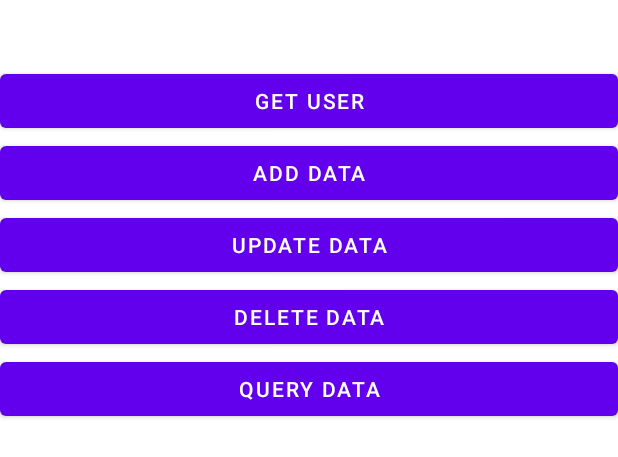
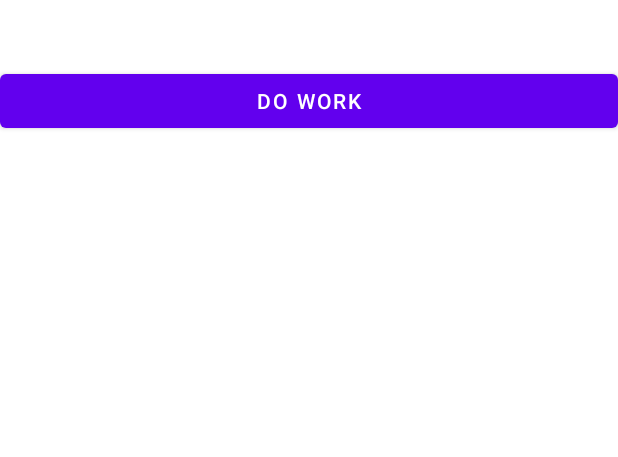
Before and after one commit to QminCode/Jetpack-demo, an Android app: the layout activity_main.xml on its own in the app's theme, with its tools: preview values and no code run, on a phone screen of 412 x 824 dp. Shown: the top 457 px of the screen. Run offline under Robolectric (Android 15) with nearby library versions, the phone set to English and light mode, and no system bars.

Commit message:
Jetpeck的学习代码

```diff
--- a/app/src/main/java/com/yzy/kotlintest/SimpleWorker.kt
+++ b/app/src/main/java/com/yzy/kotlintest/SimpleWorker.kt
@@ -12,6 +12,7 @@ import androidx.work.WorkerParameters
  * @version:
  */
 class SimpleWorker(context: Context,params: WorkerParameters):Worker(context,params) {
+    //doWork()方法不会运行在主线程中，我们可以放心实现各种逻辑。
     override fun doWork(): Result {
         Log.d("SimpleWorker", "do work in SimpleWorker")
         return Result.success()
--- a/app/src/main/res/layout/activity_main.xml
+++ b/app/src/main/res/layout/activity_main.xml
@@ -21,34 +21,40 @@
 <!--        android:layout_height="wrap_content"-->
 <!--        android:layout_gravity="center_horizontal"-->
 <!--        android:text="Clear"/>-->
+<!--    <Button-->
+<!--        android:id="@+id/getUserBtn"-->
+<!--        android:layout_width="match_parent"-->
+<!--        android:layout_height="wrap_content"-->
+<!--        android:layout_gravity="center_horizontal"-->
+<!--        android:text="Get User"/>-->
+<!--    <Button-->
+<!--        android:id="@+id/addDataBtn"-->
+<!--        android:layout_width="match_parent"-->
+<!--        android:layout_height="wrap_content"-->
+<!--        android:layout_gravity="center_horizontal"-->
+<!--        android:text="Add Data"/>-->
+<!--    <Button-->
+<!--        android:id="@+id/updateDataBtn"-->
+<!--        android:layout_width="match_parent"-->
+<!--        android:layout_height="wrap_content"-->
+<!--        android:layout_gravity="center_horizontal"-->
+<!--        android:text="Update Data"/>-->
+<!--    <Button-->
+<!--        android:id="@+id/deleteDataBtn"-->
+<!--        android:layout_width="match_parent"-->
+<!--        android:layout_height="wrap_content"-->
+<!--        android:layout_gravity="center_horizontal"-->
+<!--        android:text="Delete Data"/>-->
+<!--    <Button-->
+<!--        android:id="@+id/queryDataBtn"-->
+<!--        android:layout_width="match_parent"-->
+<!--        android:layout_height="wrap_content"-->
+<!--        android:layout_gravity="center_horizontal"-->
+<!--        android:text="Query Data"/>-->
     <Button
-        android:id="@+id/getUserBtn"
+        android:id="@+id/doWorkBtn"
         android:layout_width="match_parent"
         android:layout_height="wrap_content"
         android:layout_gravity="center_horizontal"
-        android:text="Get User"/>
-    <Button
-        android:id="@+id/addDataBtn"
-        android:layout_width="match_parent"
-        android:layout_height="wrap_content"
-        android:layout_gravity="center_horizontal"
-        android:text="Add Data"/>
-    <Button
-        android:id="@+id/updateDataBtn"
-        android:layout_width="match_parent"
-        android:layout_height="wrap_content"
-        android:layout_gravity="center_horizontal"
-        android:text="Update Data"/>
-    <Button
-        android:id="@+id/deleteDataBtn"
-        android:layout_width="match_parent"
-        android:layout_height="wrap_content"
-        android:layout_gravity="center_horizontal"
-        android:text="Delete Data"/>
-    <Button
-        android:id="@+id/queryDataBtn"
-        android:layout_width="match_parent"
-        android:layout_height="wrap_content"
-        android:layout_gravity="center_horizontal"
-        android:text="Query Data"/>
+        android:text="Do Work"/>
 </LinearLayout>
```
Also changed, not shown: app/src/main/java/com/yzy/kotlintest/MainActivity.kt (+34 -23 lines).
